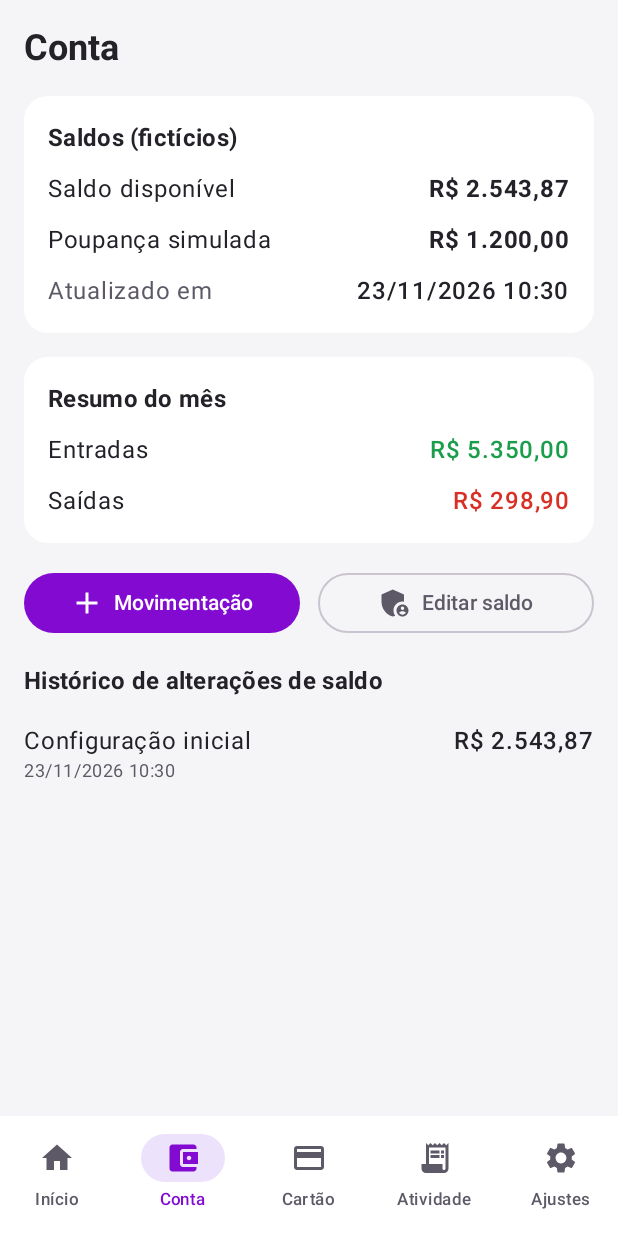
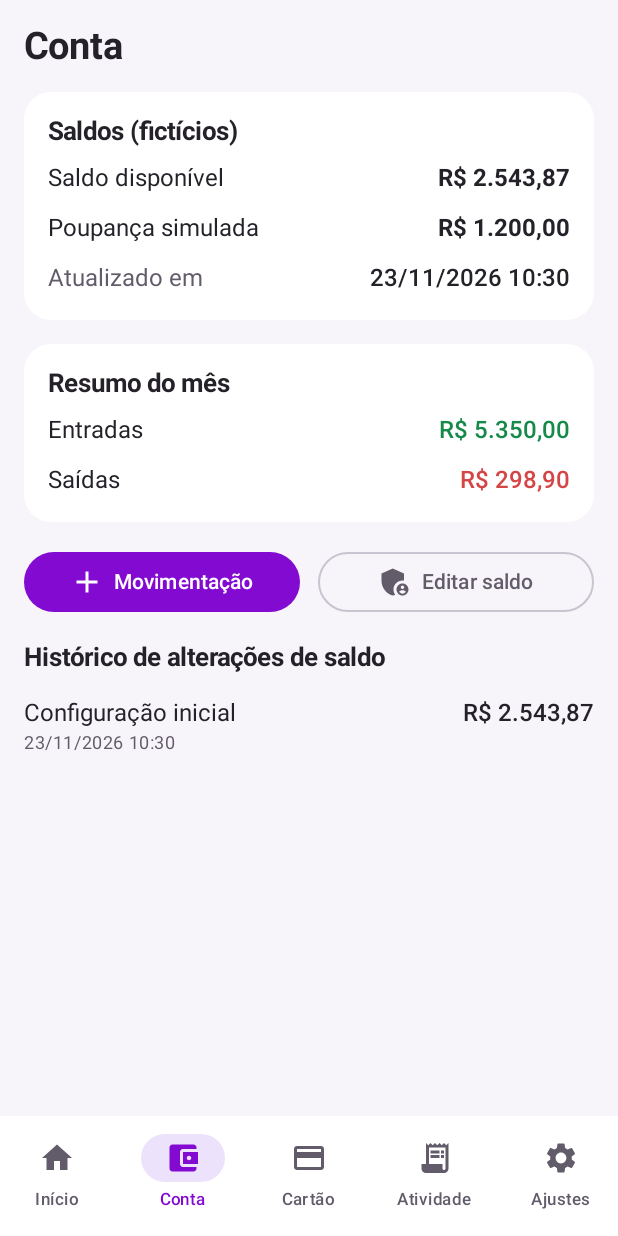
Before and after one commit to Arthurne/apk-banco-fake, an Android app built with Jetpack Compose: the screen it shows after launch (MainActivity), item 2 of the bottom bar chosen, on a phone screen of 412 x 824 dp. Run offline under Robolectric (Android 15) with nearby library versions, the phone set to English and light mode, and no system bars; our stand-ins replace Room's generated code.

Commit message:
Refina identidade visual PurpleBank

```diff
--- a/app/src/main/java/com/purplebank/simulator/ui/theme/Theme.kt
+++ b/app/src/main/java/com/purplebank/simulator/ui/theme/Theme.kt
@@ -1,5 +1,4 @@
 package com.purplebank.simulator.ui.theme
-
 import androidx.compose.foundation.shape.RoundedCornerShape
 import androidx.compose.material3.MaterialTheme
 import androidx.compose.material3.Shapes
@@ -8,44 +7,47 @@ import androidx.compose.material3.lightColorScheme
 import androidx.compose.runtime.Composable
 import androidx.compose.ui.graphics.Color
 import androidx.compose.ui.graphics.lerp
+import androidx.compose.ui.text.TextStyle
+import androidx.compose.ui.text.font.FontWeight
 import androidx.compose.ui.unit.dp
+import androidx.compose.ui.unit.sp
 
 object BankColors {
     val Purple = Color(0xFF820AD1)
     val DarkPurple = Color(0xFF4B0082)
-    val LightBg = Color(0xFFF5F5F7)
-    val DarkBg = Color(0xFF17141C)
+    val LightBg = Color(0xFFF7F5F9)
+    val DarkBg = Color(0xFF15121A)
     val Text = Color(0xFF242129)
-    val In = Color(0xFF1B9E4B)
-    val Out = Color(0xFFD93025)
-
-    fun parse(hex: String?): Color =
-        runCatching { Color(android.graphics.Color.parseColor(hex ?: "#820AD1")) }.getOrDefault(Purple)
+    val In = Color(0xFF168A4A)
+    val Out = Color(0xFFD64545)
+    fun parse(hex: String?): Color = runCatching { Color(android.graphics.Color.parseColor(hex ?: "#820AD1")) }.getOrDefault(Purple)
 }
-
 @Composable
 fun PurpleBankTheme(primary: Color, dark: Boolean, content: @Composable () -> Unit) {
     val scheme = if (dark) darkColorScheme(
         primary = primary, onPrimary = Color.White,
         primaryContainer = lerp(BankColors.DarkBg, primary, 0.30f), onPrimaryContainer = Color.White,
-        secondary = BankColors.DarkPurple,
-        background = BankColors.DarkBg, onBackground = Color(0xFFF5F5F7),
+        secondary = BankColors.DarkPurple, background = BankColors.DarkBg, onBackground = Color(0xFFF5F5F7),
         surface = Color(0xFF211D28), onSurface = Color(0xFFF5F5F7),
         surfaceVariant = Color(0xFF2B2633), onSurfaceVariant = Color(0xFFCAC4D0)
     ) else lightColorScheme(
         primary = primary, onPrimary = Color.White,
         primaryContainer = lerp(Color.White, primary, 0.14f), onPrimaryContainer = BankColors.DarkPurple,
-        secondary = BankColors.DarkPurple,
-        background = BankColors.LightBg, onBackground = BankColors.Text,
+        secondary = BankColors.DarkPurple, background = BankColors.LightBg, onBackground = BankColors.Text,
         surface = Color.White, onSurface = BankColors.Text,
-        surfaceVariant = Color(0xFFECE8F0), onSurfaceVariant = Color(0xFF5E5966)
+        surfaceVariant = Color(0xFFECE8F0), onSurfaceVariant = Color(0xFF625B69)
     )
     MaterialTheme(
         colorScheme = scheme,
-        shapes = Shapes(
-            small = RoundedCornerShape(12.dp), medium = RoundedCornerShape(16.dp),
-            large = RoundedCornerShape(24.dp), extraLarge = RoundedCornerShape(28.dp)
+        typography = MaterialTheme.typography.copy(
+            headlineLarge = TextStyle(fontSize = 30.sp, lineHeight = 36.sp, fontWeight = FontWeight.Bold),
+            headlineSmall = TextStyle(fontSize = 25.sp, lineHeight = 31.sp, fontWeight = FontWeight.Bold),
+            titleLarge = TextStyle(fontSize = 21.sp, lineHeight = 27.sp, fontWeight = FontWeight.Bold),
+            titleMedium = TextStyle(fontSize = 17.sp, lineHeight = 23.sp, fontWeight = FontWeight.SemiBold),
+            bodyLarge = TextStyle(fontSize = 16.sp, lineHeight = 23.sp),
+            bodyMedium = TextStyle(fontSize = 14.sp, lineHeight = 20.sp)
         ),
+        shapes = Shapes(small = RoundedCornerShape(12.dp), medium = RoundedCornerShape(18.dp), large = RoundedCornerShape(24.dp), extraLarge = RoundedCornerShape(28.dp)),
         content = content
     )
 }
```
